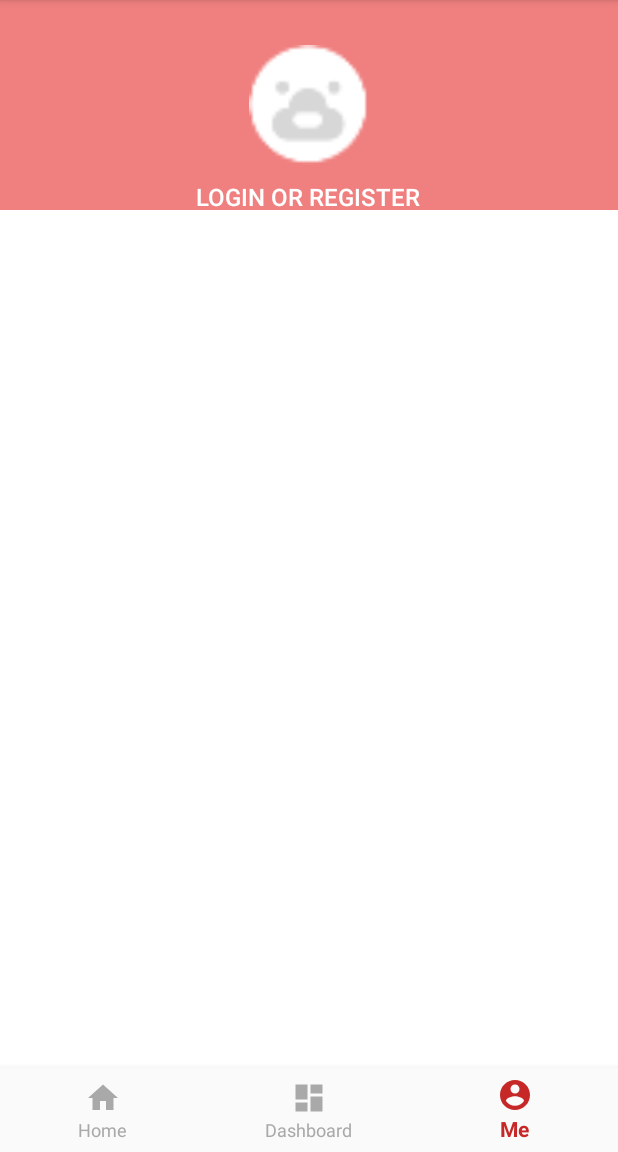
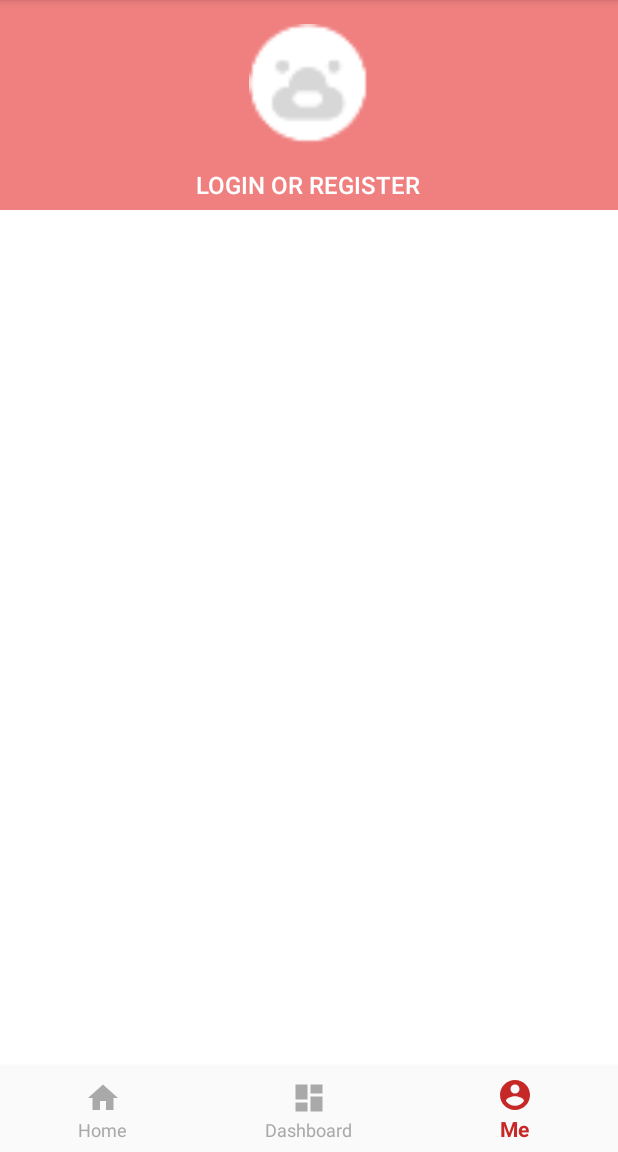
Before and after one commit to singtolee/ANDROID-SS-KORAT, an Android app: the screen it shows after launch (MainActivity), item 3 of the bottom bar chosen, on a phone screen of 412 x 824 dp, the part 84-1236 px from its top. Run offline under Robolectric (Android 15) with nearby library versions, the phone set to English and light mode, and no system bars; our stand-ins replace Firebase (no records; nobody signed in at launch, a user with empty details on screens opened directly), Picasso; libraries missing offline, so code that uses them is left out: com.facebook, com.facebook.login; pictures from the network do not load; 1 statement that could not run was skipped.

```diff
--- a/app/src/main/res/layout/fragment_tab_me.xml
+++ b/app/src/main/res/layout/fragment_tab_me.xml
@@ -18,7 +18,8 @@
             android:id="@+id/userAvatar"
             android:layout_width="@dimen/dp80"
             android:layout_height="@dimen/dp80"
-            android:layout_centerInParent="true"
+            android:layout_centerHorizontal="true"
+            android:layout_marginTop="@dimen/dp16"
             android:src="@mipmap/ic_useravatar" />
 
         <TextView
--- a/app/src/main/res/values/dimens.xml
+++ b/app/src/main/res/values/dimens.xml
@@ -10,6 +10,7 @@
     <dimen name="dp40">40dp</dimen>
     <dimen name="dp20">20dp</dimen>
     <dimen name="dp10">10dp</dimen>
+    <dimen name="dp16">16dp</dimen>
 
 
 
```
Also changed, not shown: app/src/main/java/store/singto/singtostore/MeTab/TabMeFragment.java (+6 -2 lines), app/src/main/java/store/singto/singtostore/TOOLS/RoundedImg.java (added, +47 -0 lines).
